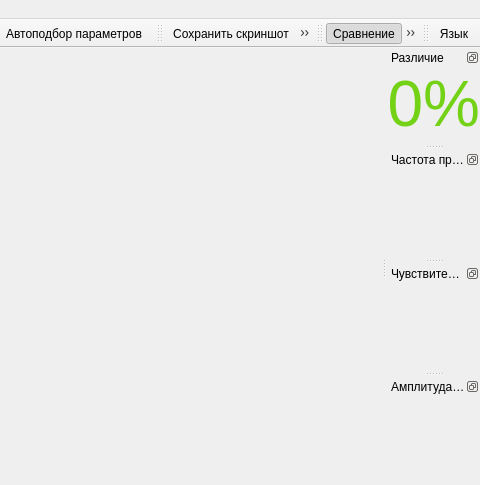
Above: gui/mainwindow.ui from EPC-MSU/EPLab before the change; both pictures show x 822 to 1302 and y 0 to 485 of the 1302 by 485 pixel window. Below: the same form after it.
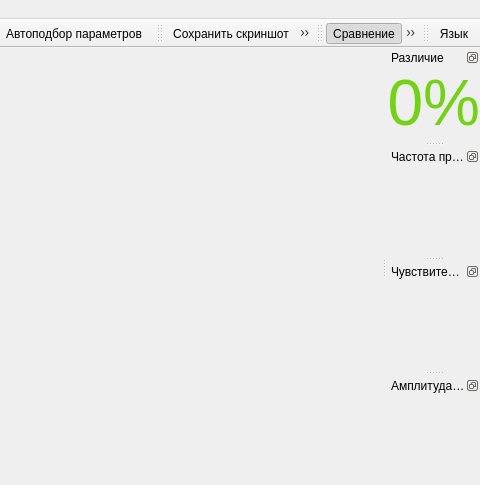
That is the form after the change. Icons and pictures are not drawn.

Commit message: Reduced the score font size by 30% #133500

What changed in the file:
```diff
--- a/gui/mainwindow.ui
+++ b/gui/mainwindow.ui
@@ -27,7 +27,7 @@
    <property name="minimumSize">
     <size>
      <width>76</width>
-     <height>96</height>
+     <height>38</height>
     </size>
    </property>
    <property name="maximumSize">
```
The commit also changes 2 other files.
